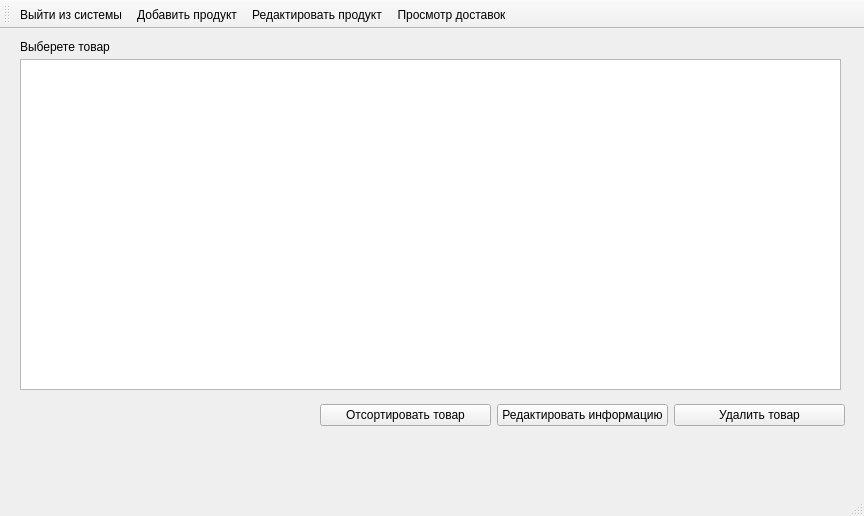
Qt form Source/MDKP/workereditdelivery.ui (striction10/MDKP) before a commit.
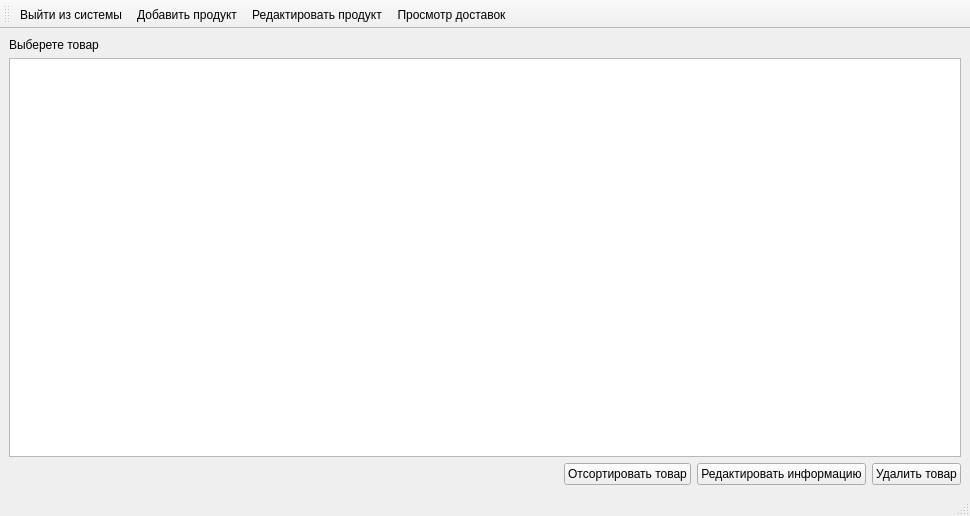
The same form after that commit.

What changed in the file:
```diff
--- a/Source/MDKP/workereditdelivery.ui
+++ b/Source/MDKP/workereditdelivery.ui
@@ -6,7 +6,7 @@
    <rect>
     <x>0</x>
     <y>0</y>
-    <width>864</width>
+    <width>970</width>
     <height>516</height>
    </rect>
   </property>
@@ -14,63 +14,20 @@
    <string>MainWindow</string>
   </property>
   <widget class="QWidget" name="centralwidget">
-   <widget class="QLabel" name="label">
-    <property name="geometry">
-     <rect>
-      <x>20</x>
-      <y>10</y>
-      <width>131</width>
-      <height>16</height>
-     </rect>
-    </property>
-    <property name="text">
-     <string>Выберете товар</string>
-    </property>
-   </widget>
-   <widget class="QWidget" name="layoutWidget">
-    <property name="geometry">
-     <rect>
-      <x>320</x>
-      <y>370</y>
-      <width>525</width>
-      <height>32</height>
-     </rect>
-    </property>
-    <layout class="QHBoxLayout" name="horizontalLayout">
-     <item>
-      <widget class="QPushButton" name="pushButtonSort">
-       <property name="text">
-        <string>Отсортировать товар</string>
-       </property>
-      </widget>
-     </item>
-     <item>
-      <widget class="QPushButton" name="pushButton_2">
-       <property name="text">
-        <string>Редактировать информацию</string>
-       </property>
-      </widget>
-     </item>
-     <item>
-      <widget class="QPushButton" name="pushButton">
-       <property name="text">
-        <string>Удалить товар</string>
-       </property>
-      </widget>
-     </item>
-    </layout>
-   </widget>
-   <widget class="QTableView" name="tableViewProduct">
-    <property name="geometry">
-     <rect>
-      <x>20</x>
-      <y>30</y>
-      <width>821</width>
-      <height>331</height>
-     </rect>
-    </property>
-    <property name="styleSheet">
-     <string notr="true">QTableView {
+   <layout class="QHBoxLayout" name="horizontalLayout_2">
+    <item>
+     <layout class="QVBoxLayout" name="verticalLayout">
+      <item>
+       <widget class="QLabel" name="label">
+        <property name="text">
+         <string>Выберете товар</string>
+        </property>
+       </widget>
+      </item>
+      <item>
+       <widget class="QTableView" name="tableViewProduct">
+        <property name="styleSheet">
+         <string notr="true">QTableView {
     selection-background-color: qlineargradient(x1: 0, y1: 0, x2: 0.5, y2: 0.5,
                                 stop: 0 DarkCyan);
 }
@@ -86,11 +43,50 @@
 {
   border: 0px;
 }</string>
-    </property>
-   </widget>
-   <zorder>layoutWidget</zorder>
-   <zorder>label</zorder>
-   <zorder>tableViewProduct</zorder>
+        </property>
+       </widget>
+      </item>
+      <item>
+       <layout class="QHBoxLayout" name="horizontalLayout">
+        <item>
+         <spacer name="horizontalSpacer">
+          <property name="orientation">
+           <enum>Qt::Horizontal</enum>
+          </property>
+          <property name="sizeHint" stdset="0">
+           <size>
+            <width>40</width>
+            <height>20</height>
+           </size>
+          </property>
+         </spacer>
+        </item>
+        <item>
+         <widget class="QPushButton" name="pushButtonSort">
+          <property name="text">
+           <string>Отсортировать товар</string>
+          </property>
+         </widget>
+        </item>
+        <item>
+         <widget class="QPushButton" name="pushButtonEdit">
+          <property name="text">
+           <string>Редактировать информацию</string>
+          </property>
+         </widget>
+        </item>
+        <item>
+         <widget class="QPushButton" name="pushButtonDel">
+          <property name="text">
+           <string>Удалить товар</string>
+          </property>
+         </widget>
+        </item>
+       </layout>
+      </item>
+     </layout>
+    </item>
+   </layout>
   </widget>
   <widget class="QMenuBar" name="menubar">
    <property name="geometry">
```
Left out of the diff: 2 changed lines with no effect on the pictures.
